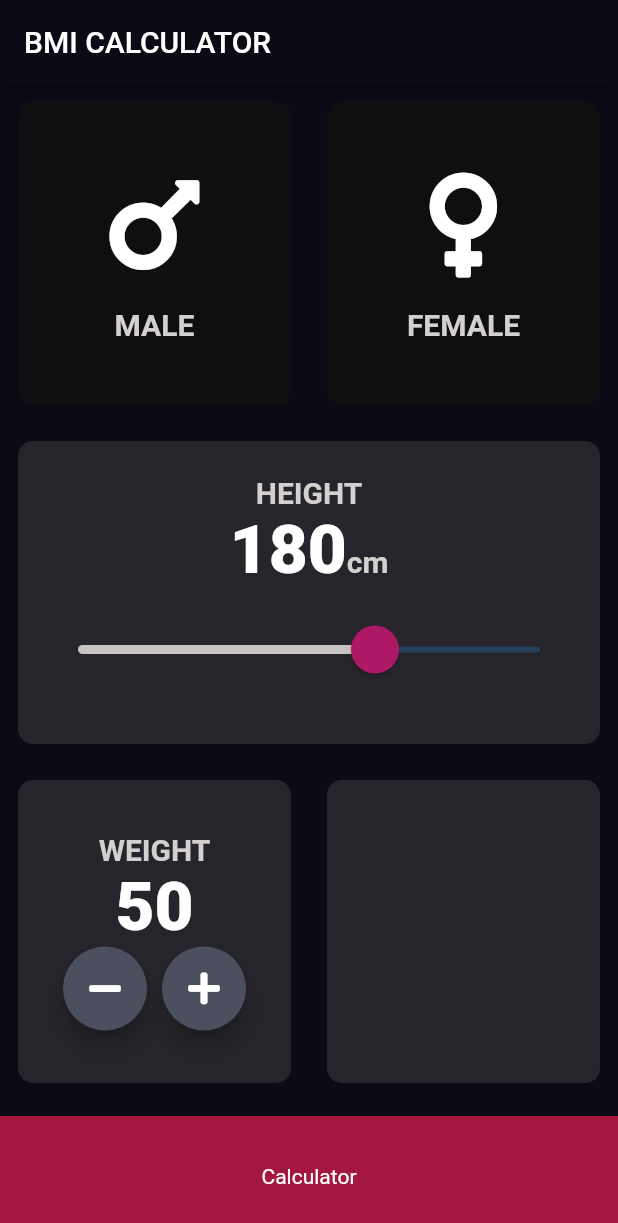
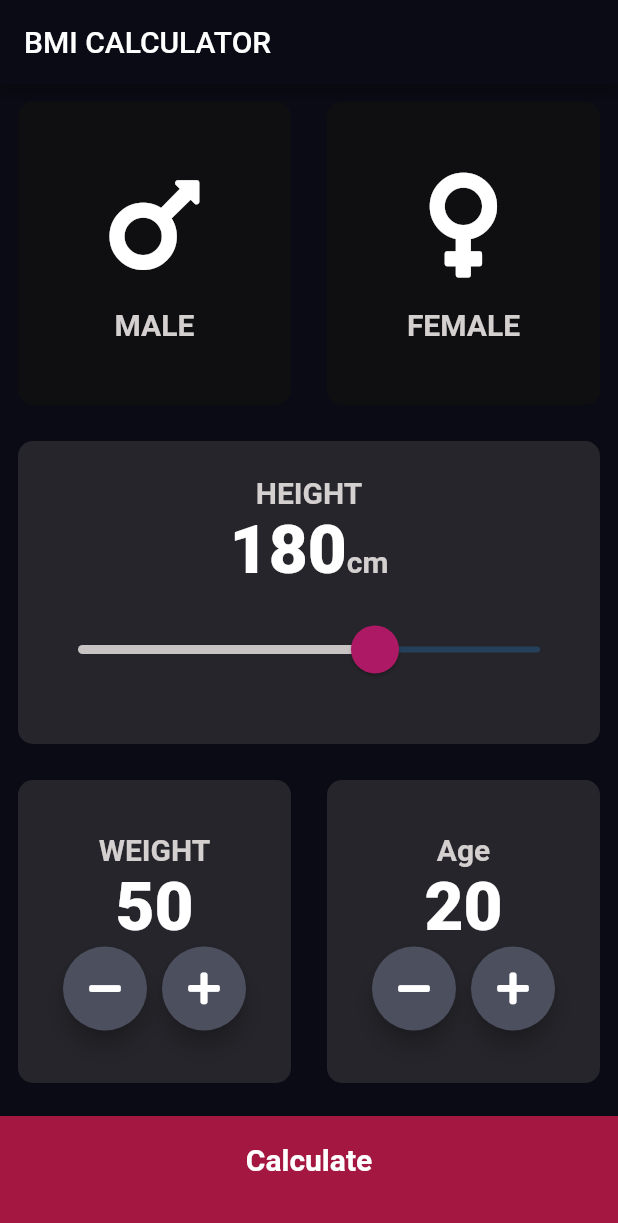
Before and after one commit to Mustafa1993Adnan/bmi_calculator_flutter, a Flutter app: the screen it shows after launch, on a phone screen of 412 x 824 dp. Shown: the top 1223 px of the screen. Run offline on Flutter 3.47's test engine with Material 2 defaults, Android fonts, the phone set to English and light mode, and no system bars; our stand-ins replace font_awesome_flutter.

Commit message:
adding new component folder and screens

```diff
--- a/lib/IconContent.dart
+++ b/lib/components/IconContent.dart
@@ -1,5 +1,5 @@
 import 'package:flutter/material.dart';
-import 'constant.dart';
+import '../constant.dart';
 
 class IconContent extends StatelessWidget {
   IconContent({@required this.genderText, @required this.genderIcon});
--- /dev/null
+++ b/lib/components/bottom_button.dart
@@ -0,0 +1,27 @@
+import 'package:flutter/material.dart';
+import '../constant.dart';
+
+class BottomButton extends StatelessWidget {
+  BottomButton({@required this.onTap, @required this.buttonText});
+  final Function onTap;
+  final String buttonText;
+
+  @override
+  Widget build(BuildContext context) {
+    return GestureDetector(
+      onTap: onTap,
+      child: Container(
+          color: kBottomContainerColor,
+          margin: EdgeInsets.only(top: 10),
+          width: double.infinity,
+          height: kBottomContainerHeight,
+          padding: EdgeInsets.only(bottom: 22),
+          child: Center(
+            child: Text(
+              buttonText,
+              style: kLargeButtonStyle,
+            ),
+          )),
+    );
+  }
+}
--- /dev/null
+++ b/lib/components/round_icon_button.dart
@@ -0,0 +1,18 @@
+import 'package:flutter/material.dart';
+
+class RoundIconButton extends StatelessWidget {
+  RoundIconButton({this.icon, this.onPress});
+  final IconData icon;
+  final Function onPress;
+  @override
+  Widget build(BuildContext context) {
+    return RawMaterialButton(
+      onPressed: onPress,
+      constraints: BoxConstraints.tightFor(width: 56, height: 56),
+      child: Icon(icon),
+      elevation: 6.0,
+      fillColor: Color(0XFF4c4f5e),
+      shape: CircleBorder(),
+    );
+  }
+}
--- a/lib/main.dart
+++ b/lib/main.dart
@@ -1,5 +1,5 @@
 import 'package:flutter/material.dart';
-import 'input_Page.dart';
+import 'screens/input_Page.dart';
 
 void main() => runApp(BMICalculator());
 
--- a/lib/input_Page.dart
+++ b/lib/screens/input_Page.dart
@@ -1,8 +1,11 @@
+import 'package:bmi_calculator_flutter/screens/result_page.dart';
 import 'package:flutter/material.dart';
 import 'package:font_awesome_flutter/font_awesome_flutter.dart';
-import 'IconContent.dart';
-import 'ReusableCard.dart';
-import 'constant.dart';
+import '../components/IconContent.dart';
+import '../components/ReusableCard.dart';
+import '../constant.dart';
+import '../components/bottom_button.dart';
+import '../components/round_icon_button.dart';
 
 enum GenderType { male, female }
 
@@ -15,6 +18,7 @@ class _InputPageState extends State<InputPage> {
   GenderType selectedGender;
   int height = 180;
   int weight = 50;
+  int age = 20;
   // Color maleCardColor = inActiveCardColor;
   // Color femaleCardColor = inActiveCardColor;
   //
@@ -188,35 +192,58 @@ class _InputPageState extends State<InputPage> {
                       ),
                     ),
                   ),
-                  Expanded(child: ReusableCard(color: kActiveCardColor))
+                  Expanded(
+                      child: ReusableCard(
+                    color: kActiveCardColor,
+                    cardChild: Column(
+                      mainAxisAlignment: MainAxisAlignment.center,
+                      children: [
+                        Text(
+                          'Age',
+                          style: kLabelTextStyle,
+                        ),
+                        Text(
+                          age.toString(),
+                          style: kNumberTextStyle,
+                        ),
+                        Row(
+                          mainAxisAlignment: MainAxisAlignment.center,
+                          children: [
+                            RoundIconButton(
+                              icon: FontAwesomeIcons.minus,
+                              onPress: () {
+                                setState(() {
+                                  age--;
+                                });
+                              },
+                            ),
+                            SizedBox(
+                              width: 10,
+                            ),
+                            RoundIconButton(
+                              icon: FontAwesomeIcons.plus,
+                              onPress: () {
+                                setState(() {
+                                  age++;
+                                });
+                              },
+                            ),
+                          ],
+                        ),
+                      ],
+                    ),
+                  ))
                 ],
               ),
             ),
-            Container(
-              color: kBottomContainerColor,
-              margin: EdgeInsets.only(top: 10),
-              width: double.infinity,
-              height: kBottomContainerHeight,
-              child: Center(child: Text("Calculator")),
+            BottomButton(
+              onTap: () {
+                Navigator.push(context,
+                    MaterialPageRoute(builder: (context) => ResultPage()));
+              },
+              buttonText: 'Calculate',
             )
           ],
         ));
   }
 }
-
-class RoundIconButton extends StatelessWidget {
-  RoundIconButton({this.icon, this.onPress});
-  final IconData icon;
-  final Function onPress;
-  @override
-  Widget build(BuildContext context) {
-    return RawMaterialButton(
-      onPressed: onPress,
-      constraints: BoxConstraints.tightFor(width: 56, height: 56),
-      child: Icon(icon),
-      elevation: 6.0,
-      fillColor: Color(0XFF4c4f5e),
-      shape: CircleBorder(),
-    );
-  }
-}
```
Also changed, not shown: lib/constant.dart (+12 -0 lines), lib/screens/result_page.dart (added, +67 -0 lines), lib/components/ReusableCard.dart (renamed from lib/ReusableCard.dart).
